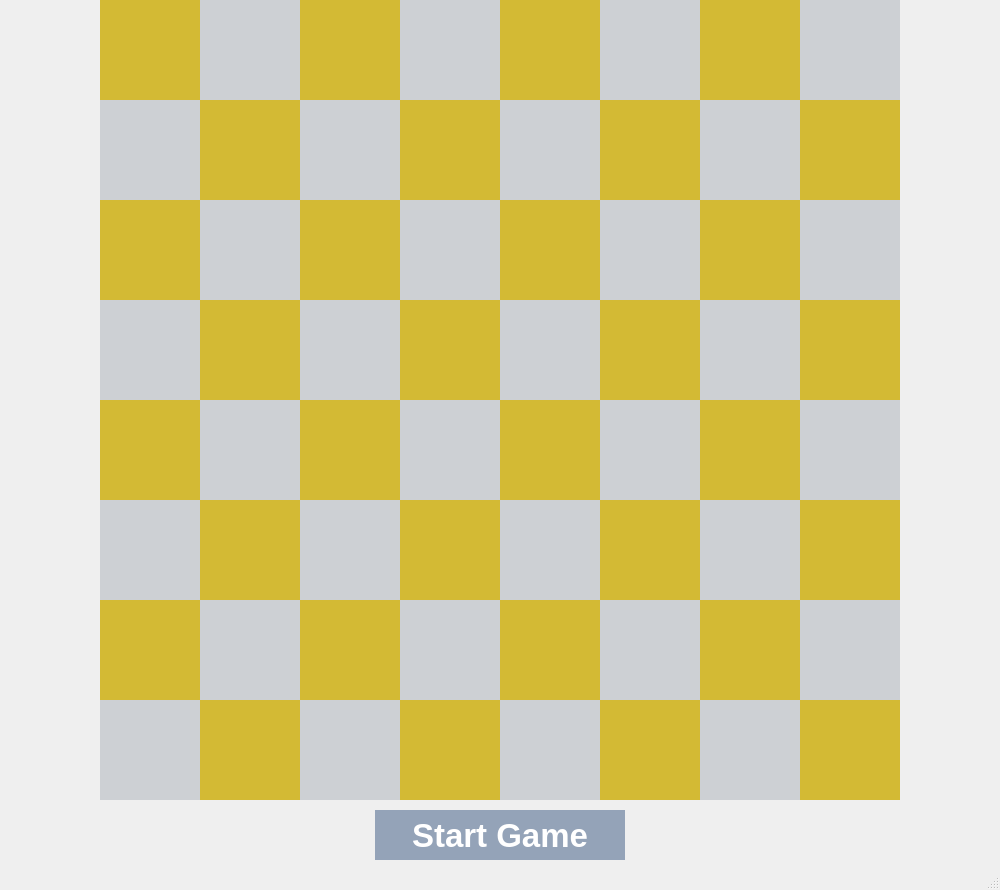
Above: mainwindow.ui from matayay/checkers before the change. Below: the same form after it.
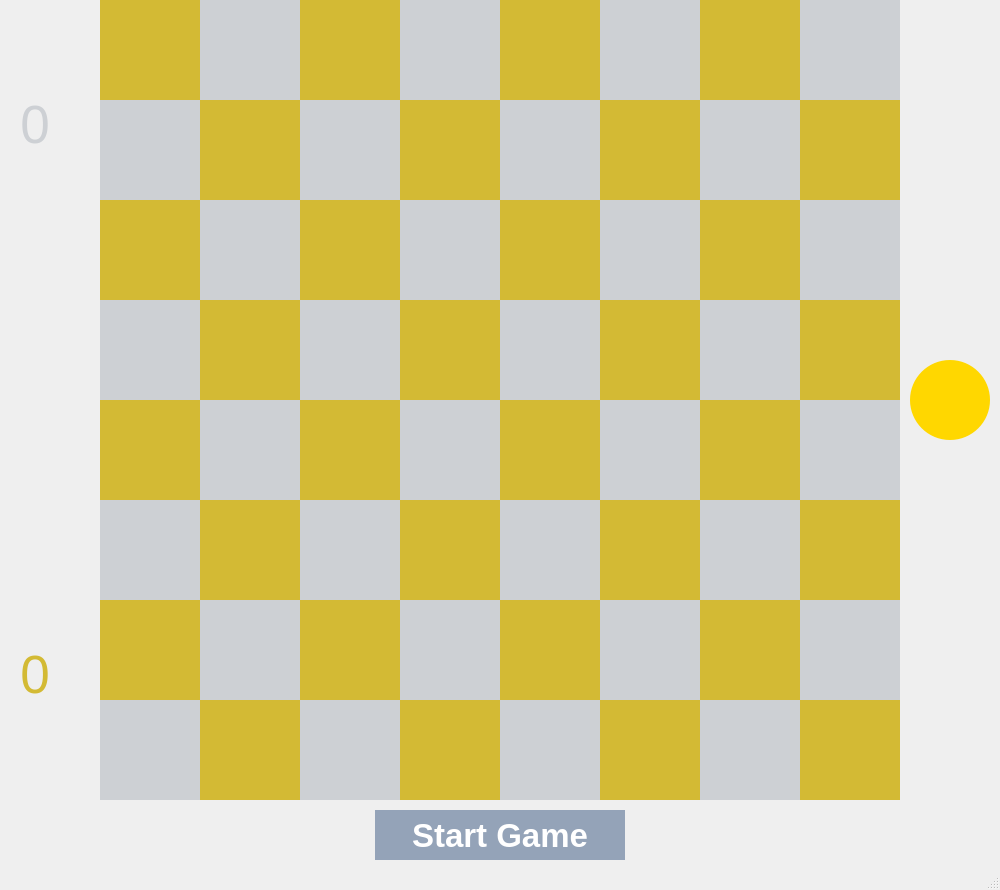
That is the form after the change.

The edit to the form file:
```diff
--- a/mainwindow.ui
+++ b/mainwindow.ui
@@ -888,6 +888,68 @@
      <bool>false</bool>
     </property>
    </widget>
+   <widget class="QLabel" name="gold_label">
+    <property name="geometry">
+     <rect>
+      <x>10</x>
+      <y>650</y>
+      <width>50</width>
+      <height>50</height>
+     </rect>
+    </property>
+    <property name="font">
+     <font>
+      <pointsize>40</pointsize>
+     </font>
+    </property>
+    <property name="styleSheet">
+     <string notr="true">color: #D3BA34;</string>
+    </property>
+    <property name="text">
+     <string>0</string>
+    </property>
+    <property name="alignment">
+     <set>Qt::AlignCenter</set>
+    </property>
+   </widget>
+   <widget class="QLabel" name="silver_label">
+    <property name="geometry">
+     <rect>
+      <x>10</x>
+      <y>100</y>
+      <width>50</width>
+      <height>50</height>
+     </rect>
+    </property>
+    <property name="font">
+     <font>
+      <pointsize>40</pointsize>
+     </font>
+    </property>
+    <property name="styleSheet">
+     <string notr="true">color: #CDD0D4;</string>
+    </property>
+    <property name="text">
+     <string>0</string>
+    </property>
+    <property name="alignment">
+     <set>Qt::AlignCenter</set>
+    </property>
+   </widget>
+   <widget class="QWidget" name="turn" native="true">
+    <property name="geometry">
+     <rect>
+      <x>910</x>
+      <y>360</y>
+      <width>80</width>
+      <height>80</height>
+     </rect>
+    </property>
+    <property name="styleSheet">
+     <string notr="true">background-color: gold;
+border-radius: 40px;</string>
+    </property>
+   </widget>
   </widget>
   <widget class="QMenuBar" name="menubar">
    <property name="geometry">
```
